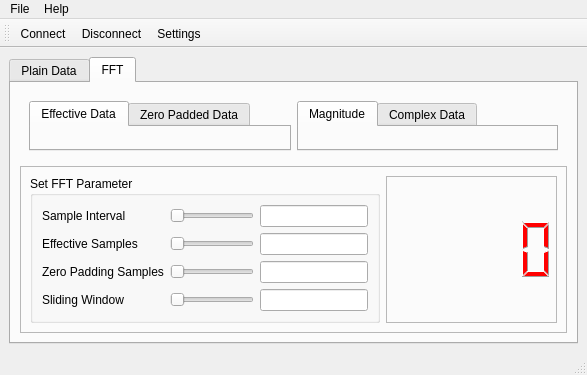
The window that ui/MainWindow.ui (UbiquitousComputingSS14/HeartRateMonitor) describes before a commit, drawn with Qt 5.
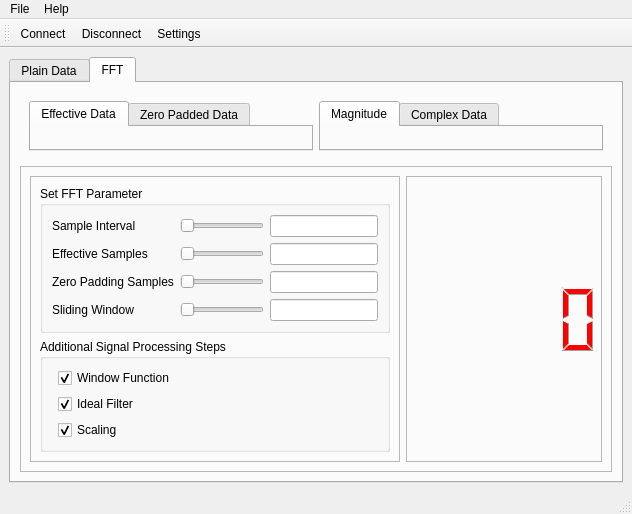
The same window after the commit. Icons and pictures are not drawn.

Commit message: Added checkboxes to enable and disable window function, ideal filter and scaling.

What changed in the file:
```diff
--- a/ui/MainWindow.ui
+++ b/ui/MainWindow.ui
@@ -6,8 +6,8 @@
    <rect>
     <x>0</x>
     <y>0</y>
-    <width>587</width>
-    <height>356</height>
+    <width>632</width>
+    <height>482</height>
    </rect>
   </property>
   <property name="sizePolicy">
@@ -167,6 +167,15 @@
           </property>
           <layout class="QHBoxLayout" name="horizontalLayout_2">
            <item>
+            <widget class="QFrame" name="frame_2">
+             <property name="frameShape">
+              <enum>QFrame::StyledPanel</enum>
+             </property>
+             <property name="frameShadow">
+              <enum>QFrame::Raised</enum>
+             </property>
+             <layout class="QVBoxLayout" name="verticalLayout_2">
+              <item>
             <widget class="QGroupBox" name="groupBox">
              <property name="title">
               <string>Set FFT Parameter</string>
@@ -290,6 +299,48 @@
             </widget>
            </item>
            <item>
+               <widget class="QGroupBox" name="groupBox_2">
+                <property name="title">
+                 <string>Additional Signal Processing Steps</string>
+                </property>
+                <layout class="QFormLayout" name="formLayout">
+                 <item row="0" column="1">
+                  <widget class="QCheckBox" name="windowFunctionCheckBox">
+                   <property name="text">
+                    <string>Window Function</string>
+                   </property>
+                   <property name="checked">
+                    <bool>true</bool>
+                   </property>
+                  </widget>
+                 </item>
+                 <item row="1" column="1">
+                  <widget class="QCheckBox" name="filterCheckBox">
+                   <property name="text">
+                    <string>Ideal Filter</string>
+                   </property>
+                   <property name="checked">
+                    <bool>true</bool>
+                   </property>
+                  </widget>
+                 </item>
+                 <item row="2" column="1">
+                  <widget class="QCheckBox" name="scalingCheckBox">
+                   <property name="text">
+                    <string>Scaling</string>
+                   </property>
+                   <property name="checked">
+                    <bool>true</bool>
+                   </property>
+                  </widget>
+                 </item>
+                </layout>
+               </widget>
+              </item>
+             </layout>
+            </widget>
+           </item>
+           <item>
             <widget class="QLCDNumber" name="lcdNumber">
              <property name="sizePolicy">
               <sizepolicy hsizetype="Expanding" vsizetype="Expanding">
@@ -348,7 +399,7 @@
     <rect>
      <x>0</x>
      <y>0</y>
-     <width>587</width>
+     <width>632</width>
      <height>21</height>
     </rect>
    </property>
```
Lines whose indentation alone changed are shown as unchanged. The commit also changes 6 other files.
